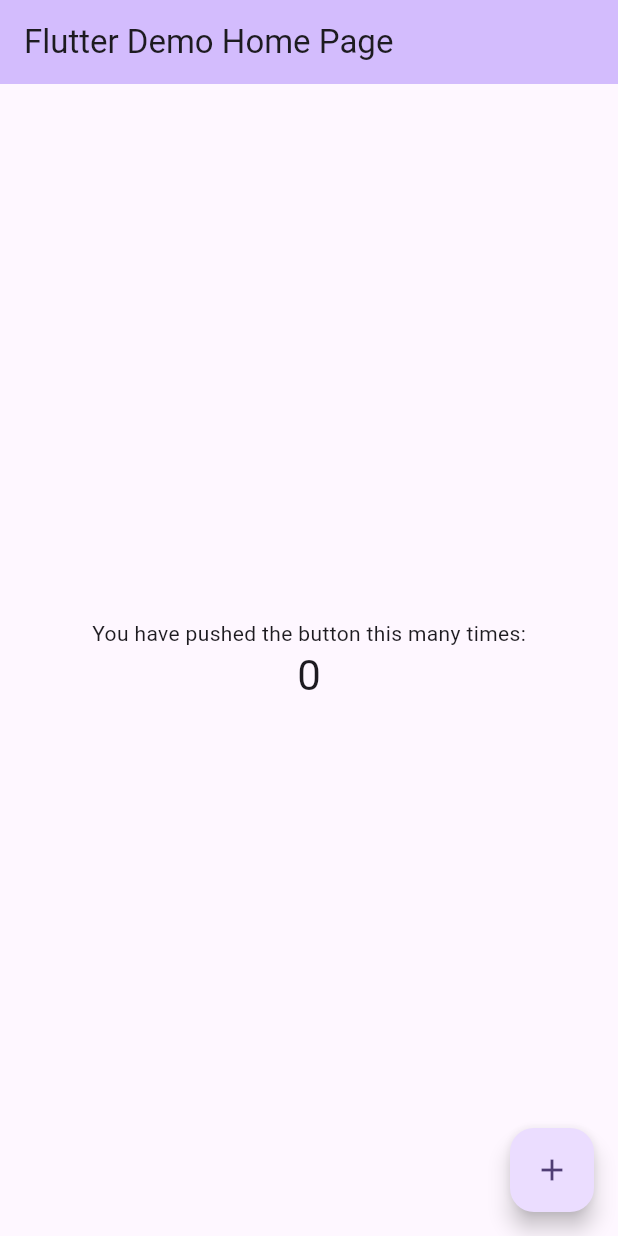
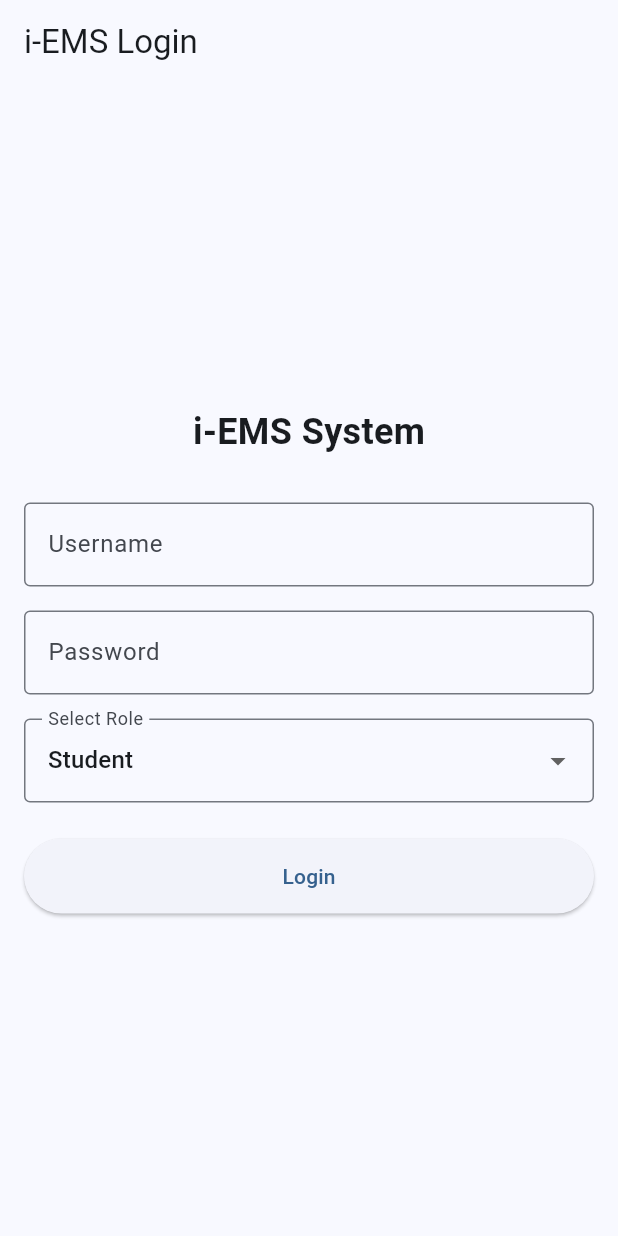
Before and after one commit to JannatulTanzela/i-ems-system, a Flutter app: the screen it shows after launch, on a phone screen of 412 x 824 dp. Run offline on Flutter 3.47's test engine with Material 3 defaults, Android fonts, the light colour scheme and no system bars; missing offline and left inert: mongo_dart.

Commit message:
16A26-page_work
function() work
1. Routing
2. db_con page(mongo_db)
3. login page
4. Home page

```diff
--- a/lib/main.dart
+++ b/lib/main.dart
@@ -1,66 +1,38 @@
 import 'package:flutter/material.dart';
+import 'package:i_ems/db_con.dart';
+import 'package:i_ems/pages/home_page.dart';
+import 'package:i_ems/pages/login_page.dart';
 
-void main() {
+void main() async {
+  WidgetsFlutterBinding.ensureInitialized();
+
+  // Initialize MongoDB connection
+  try {
+    await MongoDatabase.connect();
+  } catch (e) {
+    print("Error connecting to database: $e");
+  }
+
   runApp(const MyApp());
 }
 
 class MyApp extends StatelessWidget {
   const MyApp({super.key});
 
-  // This widget is the root of your application.
   @override
   Widget build(BuildContext context) {
     return MaterialApp(
-      title: 'Flutter Demo',
+      debugShowCheckedModeBanner: false,
+      title: 'i-EMS',
       theme: ThemeData(
-        colorScheme: .fromSeed(seedColor: Colors.deepPurple),
+        colorScheme: ColorScheme.fromSeed(seedColor: Colors.blue),
+        useMaterial3: true,
       ),
-      home: const MyHomePage(title: 'Flutter Demo Home Page'),
+      initialRoute: '/login',
+      routes: {
+        '/login': (context) => const LoginPage(),
+        '/home': (context) => const HomePage(),
+      },
     );
   }
 }
-
-class MyHomePage extends StatefulWidget {
-  const MyHomePage({super.key, required this.title});
-  final String title;
-
-  @override
-  State<MyHomePage> createState() => _MyHomePageState();
-}
-
-class _MyHomePageState extends State<MyHomePage> {
-  int _counter = 0;
-
-  void _incrementCounter() {
-    setState(() {
-      _counter++;
-    });
-  }
-
-  @override
-  Widget build(BuildContext context) {
-    return Scaffold(
-      appBar: AppBar(
-        backgroundColor: Theme.of(context).colorScheme.inversePrimary,
-        title: Text(widget.title),
-      ),
-      body: Center(
-        child: Column(
-          mainAxisAlignment: .center,
-          children: [
-            const Text('You have pushed the button this many times:'),
-            Text(
-              '$_counter',
-              style: Theme.of(context).textTheme.headlineMedium,
-            ),
-          ],
-        ),
-      ),
-      floatingActionButton: FloatingActionButton(
-        onPressed: _incrementCounter,
-        tooltip: 'Increment',
-        child: const Icon(Icons.add),
-      ),
-    );
-  }
-}
--- /dev/null
+++ b/lib/pages/home_page.dart
@@ -0,0 +1,55 @@
+import 'package:flutter/material.dart';
+
+class HomePage extends StatelessWidget {
+  const HomePage({super.key});
+
+  @override
+  Widget build(BuildContext context) {
+    final Map<String, dynamic>? args = ModalRoute.of(context)?.settings.arguments as Map<String, dynamic>?;
+    final String role = args?['role'] ?? 'Unknown';
+    final String username = args?['username'] ?? 'User';
+
+    return Scaffold(
+      appBar: AppBar(
+        title: const Text('i-EMS Dashboard'),
+        actions: [
+          IconButton(
+            icon: const Icon(Icons.logout),
+            onPressed: () => Navigator.pushReplacementNamed(context, '/login'),
+          )
+        ],
+      ),
+      body: Center(
+        child: Column(
+          mainAxisAlignment: MainAxisAlignment.center,
+          children: [
+            Text(
+              'Welcome, $username',
+              style: const TextStyle(fontSize: 22, fontWeight: FontWeight.bold),
+            ),
+            const SizedBox(height: 10),
+            Text(
+              'Role: $role',
+              style: TextStyle(fontSize: 18, color: Colors.blueGrey[700]),
+            ),
+            const SizedBox(height: 30),
+            _buildRoleSpecificUI(role),
+          ],
+        ),
+      ),
+    );
+  }
+
+  Widget _buildRoleSpecificUI(String role) {
+    switch (role) {
+      case 'Admin':
+        return const Text('Admin Panel: Manage Users, Teachers, and Students');
+      case 'Teacher':
+        return const Text('Teacher Panel: Manage Classes and Grades');
+      case 'Student':
+        return const Text('Student Panel: View Courses and Results');
+      default:
+        return const Text('Dashboard Content');
+    }
+  }
+}
--- /dev/null
+++ b/lib/pages/login_page.dart
@@ -0,0 +1,84 @@
+import 'package:flutter/material.dart';
+
+class LoginPage extends StatefulWidget {
+  const LoginPage({super.key});
+
+  @override
+  State<LoginPage> createState() => _LoginPageState();
+}
+
+class _LoginPageState extends State<LoginPage> {
+  final TextEditingController _usernameController = TextEditingController();
+  final TextEditingController _passwordController = TextEditingController();
+  String _selectedRole = 'Student';
+  final List<String> _roles = ['Admin', 'Student', 'Teacher'];
+
+  void _login() {
+    // Basic navigation logic for demonstration
+    Navigator.pushReplacementNamed(
+      context,
+      '/home',
+      arguments: {'role': _selectedRole, 'username': _usernameController.text},
+    );
+  }
+
+  @override
+  Widget build(BuildContext context) {
+    return Scaffold(
+      appBar: AppBar(title: const Text('i-EMS Login')),
+      body: Padding(
+        padding: const EdgeInsets.all(16.0),
+        child: Column(
+          mainAxisAlignment: MainAxisAlignment.center,
+          children: [
+            const Text(
+              'i-EMS System',
+              style: TextStyle(fontSize: 24, fontWeight: FontWeight.bold),
+            ),
+            const SizedBox(height: 30),
+            TextField(
+              controller: _usernameController,
+              decoration: const InputDecoration(
+                labelText: 'Username',
+                border: OutlineInputBorder(),
+              ),
+            ),
+            const SizedBox(height: 16),
+            TextField(
+              controller: _passwordController,
+              obscureText: true,
+              decoration: const InputDecoration(
+                labelText: 'Password',
+                border: OutlineInputBorder(),
+              ),
+            ),
+            const SizedBox(height: 16),
+            DropdownButtonFormField<String>(
+              value: _selectedRole,
+              decoration: const InputDecoration(
+                labelText: 'Select Role',
+                border: OutlineInputBorder(),
+              ),
+              items: _roles.map((role) {
+                return DropdownMenuItem(value: role, child: Text(role));
+              }).toList(),
+              onChanged: (value) {
+                setState(() {
+                  _selectedRole = value!;
+                });
+              },
+            ),
+            const SizedBox(height: 24),
+            ElevatedButton(
+              onPressed: _login,
+              style: ElevatedButton.styleFrom(
+                minimumSize: const Size.fromHeight(50),
+              ),
+              child: const Text('Login'),
+            ),
+          ],
+        ),
+      ),
+    );
+  }
+}
```
Also changed, not shown: lib/db_con.dart (added, +15 -0 lines), pubspec.yaml (+2 -69 lines), pubspec.lock.
